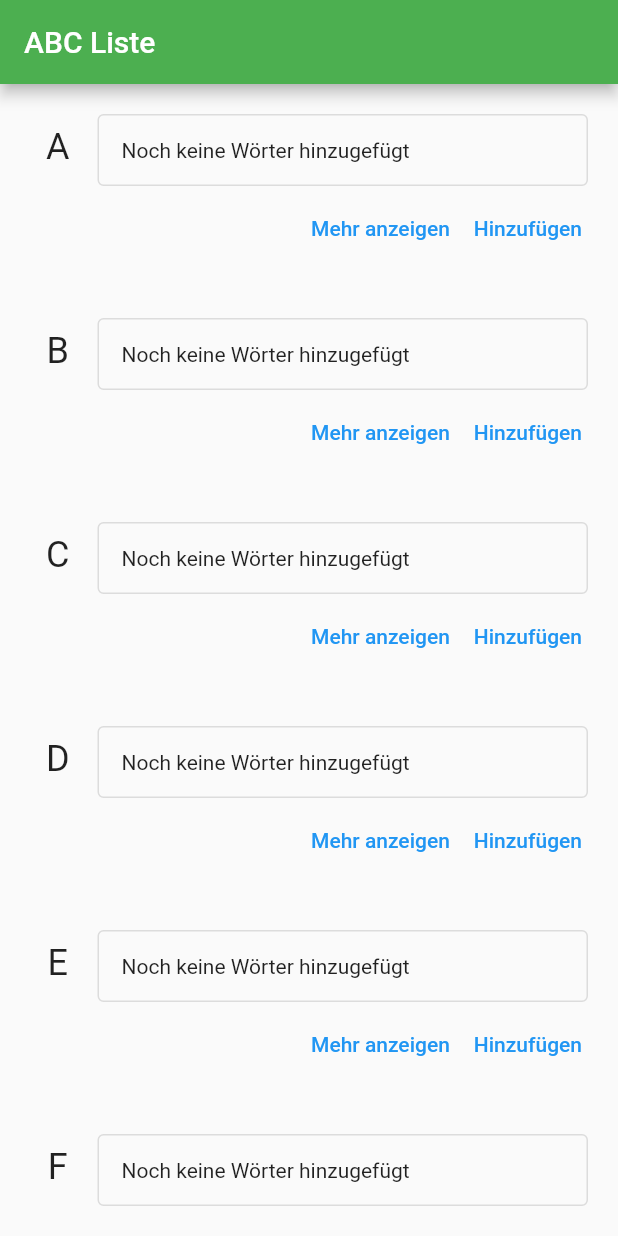
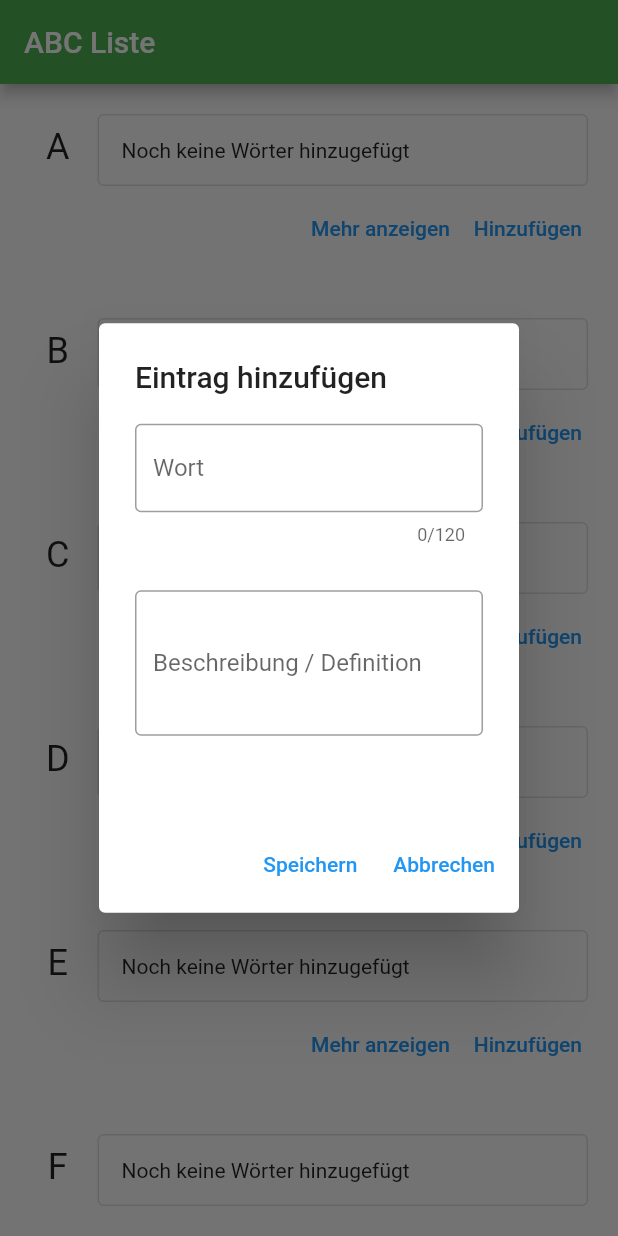
Before and after one commit to z3ttee/dhge-abc-liste, a Flutter app: the screen it shows after launch, after a tap on "Hinzufügen", on a phone screen of 412 x 824 dp. Run offline on Flutter 3.47's test engine with Material 2 defaults, Android fonts, the light colour scheme and no system bars; our stand-ins replace flutter_bloc.

Commit message:
added add dialog

```diff
--- /dev/null
+++ b/lib/dialogs/AddEntryDialog.dart
@@ -0,0 +1,139 @@
+
+import 'package:dhge_abc_liste/models/ListEntry.dart';
+import 'package:flutter/foundation.dart';
+import 'package:flutter/material.dart';
+
+class AddEntryDialog extends StatefulWidget {
+  final GlobalKey<FormState> formKey = GlobalKey<FormState>();
+  final String title;
+  final String letter;
+
+  AddEntryDialog({Key? key, required this.title, required this.letter}): super(key: key);
+
+  void _dismiss(BuildContext context) {
+    Navigator.of(context).pop();
+  }
+
+  @override
+  State<StatefulWidget> createState() {
+    return _AddEntryDialogState();
+  }
+
+}
+
+class _AddEntryDialogState extends State<AddEntryDialog> {
+  final TextEditingController wordController = TextEditingController(text: "");
+  final TextEditingController descriptionController = TextEditingController(text: "");
+
+  String _wordErrorMessage = "";
+  String _descriptionErrorMessage = "";
+
+  void _saveEntry(BuildContext context) {
+    _resetErrors();
+
+    // Remove whitespaces at start and end
+    wordController.text = wordController.text.trim();
+    descriptionController.text = descriptionController.text.trim();
+
+    if(wordController.text.isEmpty) {
+      _setWordError("Bitte gib hier ein Wort ein");
+    } else {
+      if(wordController.text.length < 3 || wordController.text.length > 120) {
+        _setWordError("Die Eingabe muss mindestens 3 und maximal 120 Zeichen lang sein");
+      }
+    }
+
+    if(descriptionController.text.isEmpty) {
+      _setDescriptionError("Bitte gib hier eine Beschreibung des Wortes ein");
+    } else {
+      if(descriptionController.text.length < 3) {
+        _setWordError("Die Eingabe muss mindestens 3 Zeichen lang sein");
+      }
+    }
+
+    // Dismiss the dialog if no error present and save the entry
+    if(_wordErrorMessage.isEmpty || _descriptionErrorMessage.isEmpty) {
+      ListEntry entry = ListEntry(wordController.text, descriptionController.text);
+
+      if(kDebugMode) {
+        print("Saving new entry to list with values $entry");
+      }
+
+      widget._dismiss(context);
+    }
+  }
+
+  void _cancel(BuildContext context) {
+    widget._dismiss(context);
+  }
+
+  void _resetErrors() {
+    _setWordError("");
+    _setDescriptionError("");
+  }
+
+  void _setWordError(String error) {
+    setState(() {
+      _wordErrorMessage = error;
+    });
+  }
+
+  void _setDescriptionError(String error) {
+    setState(() {
+      _descriptionErrorMessage = error;
+    });
+  }
+
+  @override
+  Widget build(BuildContext context) {
+    return AlertDialog(
+      scrollable: true,
+      title: Text(widget.title),
+      content: Column(
+        children: [
+          TextField(
+            controller: wordController,
+            decoration: const InputDecoration(
+                border: OutlineInputBorder(),
+                labelText: "Wort"
+            ),
+            maxLength: 120,
+          ),
+          Padding(
+            padding: const EdgeInsets.symmetric(vertical: 8.0),
+            child: Text(
+              _wordErrorMessage,
+              style: const TextStyle(
+                  color: Colors.red,
+                  fontSize: 12
+              ),
+            ),
+          ),
+          TextField(
+            controller: descriptionController,
+            minLines: 3,
+            maxLines: 4,
+            decoration: const InputDecoration(
+                border: OutlineInputBorder(),
+                labelText: "Beschreibung / Definition"
+            ),
+          ),
+          Padding(
+            padding: const EdgeInsets.symmetric(vertical: 8.0),
+            child: Text(
+              _descriptionErrorMessage,
+              style: const TextStyle(
+                  color: Colors.red,
+                  fontSize: 12
+              ),
+            ),
+          ),
+        ],
+      ),
+      actions: [
+        TextButton(onPressed: () => _saveEntry(context), child: const Text("Speichern")),
+        TextButton(onPressed: () => _cancel(context), child: const Text("Abbrechen"))
+      ],
+    );
+  }
+}
--- a/lib/models/ListEntry.dart
+++ b/lib/models/ListEntry.dart
@@ -6,4 +6,9 @@ class ListEntry {
   final int createdAt = DateTime.now().millisecondsSinceEpoch;
 
   ListEntry(this.title, this.description);
+
+  @override
+  String toString() {
+    return "{ title=$title, description=$description, createdAt=$createdAt }";
+  }
 }
--- a/lib/pages/ListOverviewPage.dart
+++ b/lib/pages/ListOverviewPage.dart
@@ -1,6 +1,8 @@
 
 import 'package:dhge_abc_liste/cubits/ListCubit.dart';
+import 'package:dhge_abc_liste/dialogs/AddEntryDialog.dart';
 import 'package:dhge_abc_liste/models/ListEntry.dart';
+import 'package:flutter/foundation.dart';
 import 'package:flutter/material.dart';
 import 'package:flutter_bloc/flutter_bloc.dart';
 
@@ -103,6 +105,18 @@ class ListOverviewPageWidget extends StatelessWidget {
 class ListOverviewWidget extends StatelessWidget {
   const ListOverviewWidget({Key? key}) : super(key: key);
 
+  void _openAddEntryDialog(BuildContext context, String letter) async {
+    if(kDebugMode) {
+      print("openAddEntryDialog(): Opening dialog because user wants to add a new entry to the list.");
+    }
+
+    // Open the dialog
+    await showDialog(
+        context: context,
+        builder: (context) => AddEntryDialog(title: "Eintrag hinzufügen", letter: letter,)
+    );
+  }
+
   @override
   Widget build(BuildContext context) {
     return BlocBuilder<ListCubit, List<List<ListEntry>>>(
@@ -159,7 +173,7 @@ class ListOverviewWidget extends StatelessWidget {
                                   child: const Text("Mehr anzeigen"),
                                 ),
                                 TextButton(
-                                  onPressed: () => {},
+                                  onPressed: () => _openAddEntryDialog(context, ListCubit.ALPHABET.characters.elementAt(index)),
                                   child: const Text("Hinzufügen"),
                                 )
                               ],
```
